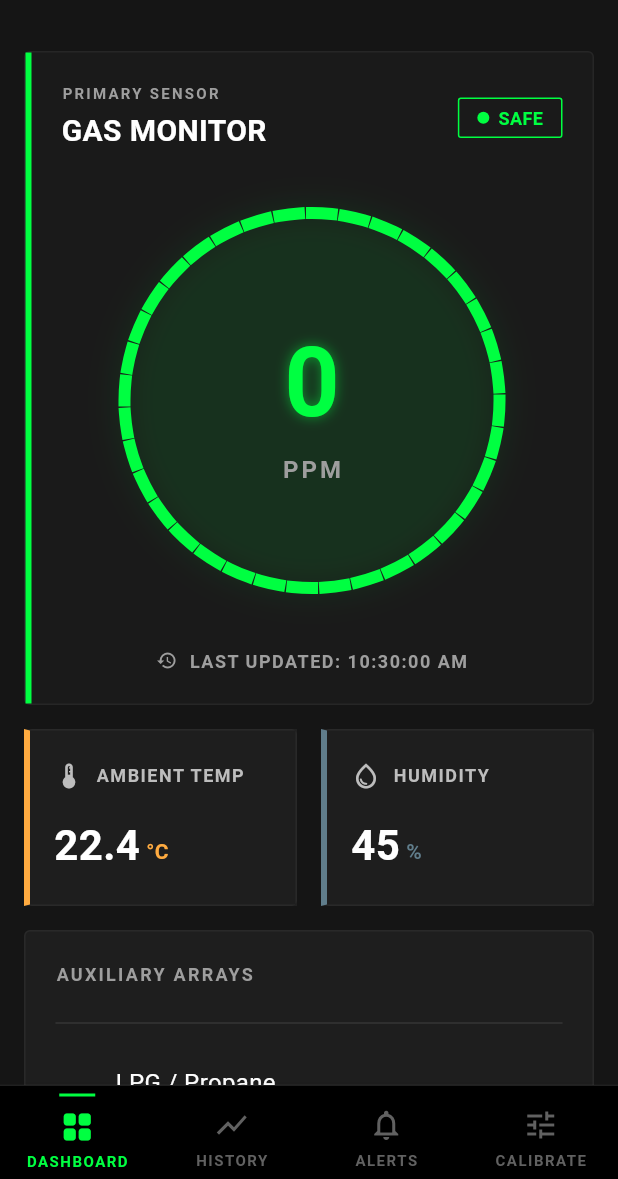
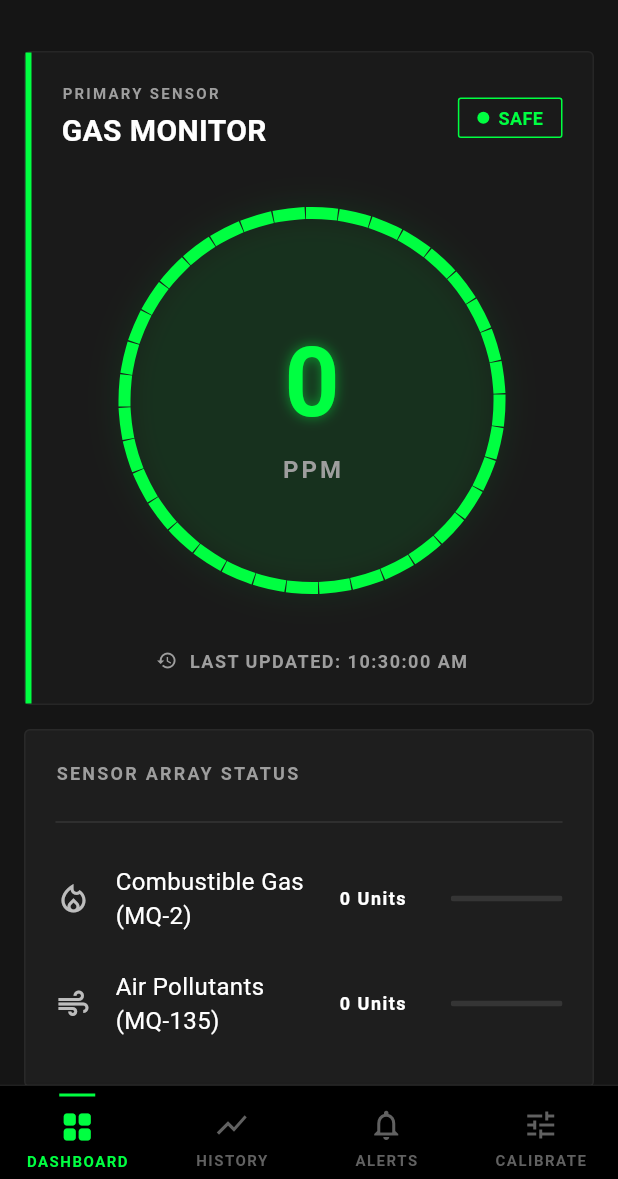
Before and after one commit to sanjana2026x/Sanjana-on-Fire, a Flutter app: the screen it shows after launch, on a phone screen of 412 x 824 dp, the part 57-1236 px from its top. Run offline on Flutter 3.47's test engine with Material 3 defaults, Android fonts, the phone set to English and light mode, and no system bars; our stand-ins replace connectivity_plus, firebase_core, firebase_database, flutter_local_notifications, vibration; accounts and stored records are empty.

Commit message:
I don't why not working

```diff
--- a/lib/models/gas_data.dart
+++ b/lib/models/gas_data.dart
@@ -39,3 +39,17 @@ class GasData {
   bool get isDanger => status == 'DANGER' || mq2Value > 500;
   bool get isSafe => !isDanger;
 }
+
+class AlertLog {
+  final String message;
+  final int mq2Value;
+  final int mq135Value;
+  final DateTime timestamp;
+
+  AlertLog({
+    required this.message,
+    required this.mq2Value,
+    required this.mq135Value,
+    required this.timestamp,
+  });
+}
--- a/lib/widgets/dashboard_view.dart
+++ b/lib/widgets/dashboard_view.dart
@@ -146,32 +146,6 @@ class DashboardView extends StatelessWidget {
                 ),
                 const SizedBox(height: 16),
 
-                // Environment Cards
-                const Row(
-                  children: [
-                    Expanded(
-                      child: SensorCard(
-                        title: 'AMBIENT TEMP',
-                        value: '22.4',
-                        unit: '°C',
-                        icon: Icons.thermostat_outlined,
-                        baseColor: Colors.orangeAccent,
-                      ),
-                    ),
-                    SizedBox(width: 16),
-                    Expanded(
-                      child: SensorCard(
-                        title: 'HUMIDITY',
-                        value: '45',
-                        unit: '%',
-                        icon: Icons.water_drop_outlined,
-                        baseColor: Colors.blueGrey,
-                      ),
-                    ),
-                  ],
-                ),
-                const SizedBox(height: 16),
-
                 // Auxiliary Arrays
                 Container(
                   padding: const EdgeInsets.all(20),
@@ -184,7 +158,7 @@ class DashboardView extends StatelessWidget {
                     crossAxisAlignment: CrossAxisAlignment.start,
                     children: [
                       const Text(
-                        'AUXILIARY ARRAYS',
+                        'SENSOR ARRAY STATUS',
                         style: TextStyle(
                           color: Colors.grey,
                           fontSize: 12,
@@ -197,17 +171,45 @@ class DashboardView extends StatelessWidget {
                       const SizedBox(height: 8),
                       LinearSensorIndicator(
                         icon: Icons.local_fire_department_outlined,
-                        label: 'LPG / Propane (MQ-2)',
-                        value: '${data.mq2Value} PPM',
-                        percentage: (data.mq2Value / 1024).clamp(0.0, 1.0),
-                        color: data.mq2Value > 500 ? Colors.redAccent : const Color(0xFF00FF41),
+                        label: 'Combustible Gas (MQ-2)',
+                        value: '${data.mq2Value} Units',
+                        percentage: (data.mq2Value / 4096).clamp(0.0, 1.0),
+                        color: data.mq2Value > 1500 ? Colors.redAccent : const Color(0xFF00FF41),
                       ),
                       LinearSensorIndicator(
                         icon: Icons.air,
-                        label: 'Air Quality (MQ-135)',
-                        value: '${data.mq135Value} AQI',
-                        percentage: (data.mq135Value / 1024).clamp(0.0, 1.0),
-                        color: data.mq135Value > 300 ? Colors.orangeAccent : Colors.blueAccent,
+                        label: 'Air Pollutants (MQ-135)',
+                        value: '${data.mq135Value} Units',
+                        percentage: (data.mq135Value / 4096).clamp(0.0, 1.0),
+                        color: data.mq135Value > 1200 ? Colors.orangeAccent : Colors.blueAccent,
+                      ),
+                    ],
+                  ),
+                ),
+                const SizedBox(height: 16),
+
+                // System Info Card
+                Container(
+                  padding: const EdgeInsets.all(16),
+                  decoration: BoxDecoration(
+                    color: Colors.white.withOpacity(0.02),
+                    borderRadius: BorderRadius.circular(4),
+                    border: Border.all(color: Colors.white.withOpacity(0.05)),
+                  ),
+                  child: Row(
+                    children: [
+                      Icon(Icons.info_outline, color: Colors.white.withOpacity(0.3), size: 16),
+                      const SizedBox(width: 12),
+                      Expanded(
+                        child: Text(
+                          'SYSTEM OPERATIONAL: ESP32 HUD v2.0\nMONITORING ACTIVE ON ALL CHANNELS',
+                          style: TextStyle(
+                            color: Colors.white.withOpacity(0.3),
+                            fontSize: 10,
+                            fontWeight: FontWeight.bold,
+                            letterSpacing: 1,
+                          ),
+                        ),
                       ),
                     ],
                   ),
```
Also changed, not shown: google-services.json (deleted, +0 -29 lines), lib/main.dart (+10 -1 lines), lib/providers/gas_provider.dart (+18 -0 lines), lib/services/firebase_service.dart (+14 -2 lines), lib/widgets/history_view.dart (+84 -63 lines), 1 other file.
